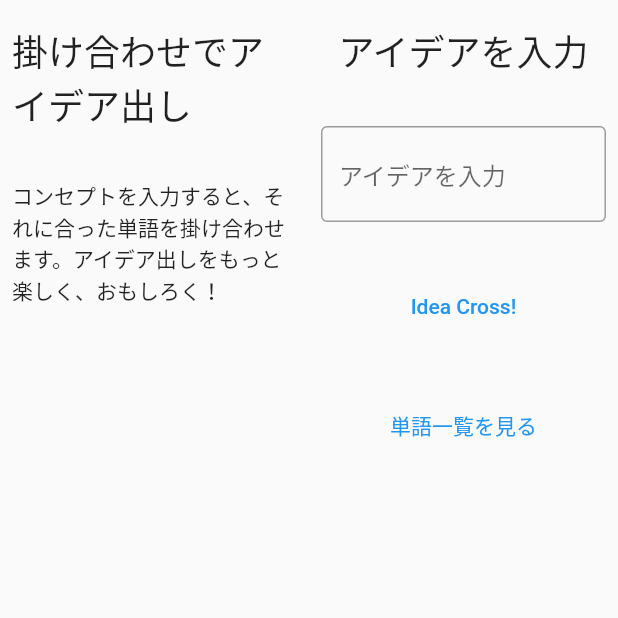
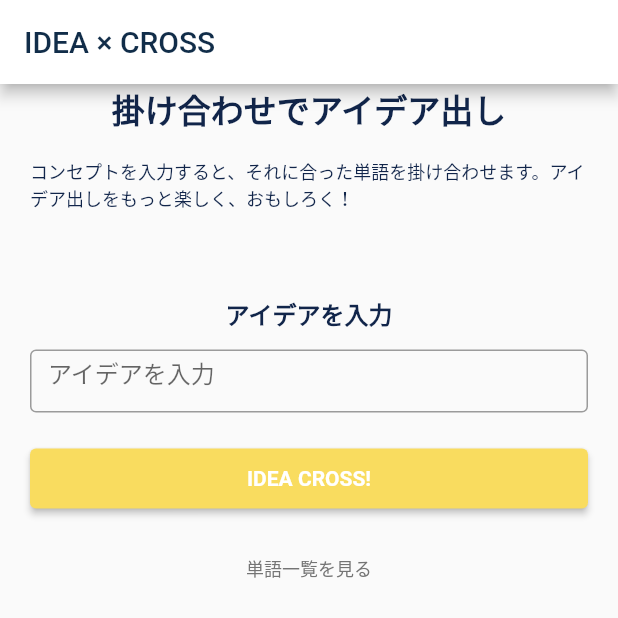
Before and after one commit to yuro241/idea-cross, a Flutter app: the screen it shows after launch, on a phone screen of 412 x 824 dp, the top half of it. Run offline on Flutter 3.47's test engine with Material 2 defaults, Android fonts, the phone set to English and light mode, and no system bars.

Commit message:
apply home screen design

```diff
--- a/lib/home/home_screen.dart
+++ b/lib/home/home_screen.dart
@@ -10,43 +10,64 @@ class HomeScreenState extends State<HomeScreen> {
   @override
   Widget build(BuildContext context) {
     return Scaffold(
-      body: Row(
-        children: [
-          Flexible(
-            child: Column(
+      appBar: AppBar(
+        backgroundColor: Color(0xFFFFFFFF),
+        title: Container(
+          child: Text(
+            'IDEA × CROSS',
+            style: TextStyle(
+              color: Color(0xFF112D49),
+            ),
+          ),
+        ),
+      ),
+      body: Column(
         children: [
           Padding(
-                  padding: EdgeInsets.symmetric(horizontal: 8, vertical: 16),
+            padding: EdgeInsets.symmetric(horizontal: 20),
             child: Text(
               '掛け合わせでアイデア出し',
-                    style: Theme.of(context).textTheme.headline5,
+              style: TextStyle(
+                fontSize: 22,
+                fontWeight: FontWeight.bold,
+                color: Color(0xFF11254A),
               ),
             ),
+          ),
+          SizedBox(
+            height: 16,
+          ),
           Padding(
-                  padding: EdgeInsets.symmetric(horizontal: 8, vertical: 16),
+            padding: EdgeInsets.symmetric(horizontal: 20),
             child: Text(
               'コンセプトを入力すると、それに合った単語を掛け合わせます。アイデア出しをもっと楽しく、おもしろく！',
-                    style: Theme.of(context).textTheme.bodyText1,
+              style: TextStyle(
+                fontSize: 12,
+                fontWeight: FontWeight.normal,
+                color: Color(0xFF11254A),
               ),
             ),
-              ],
+          ),
+          SizedBox(
+            height: 56,
+          ),
+          Padding(
+            padding: EdgeInsets.symmetric(horizontal: 20),
+            child: Text(
+              'アイデアを入力',
+              style: TextStyle(
+                fontSize: 16,
+                fontWeight: FontWeight.bold,
+                color: Color(0xFF11254A),
               ),
             ),
-          Flexible(
-            child: Column(
-              children: [
-                Padding(
-                  padding: EdgeInsets.symmetric(
-                    horizontal: 8,
-                    vertical: 16,
           ),
-                  child: Text(
-                    'アイデアを入力',
-                    style: Theme.of(context).textTheme.headline5,
+          SizedBox(
+            height: 12,
           ),
-                ),
-                Padding(
-                  padding: EdgeInsets.symmetric(horizontal: 8, vertical: 16),
+          Container(
+            child: Padding(
+              padding: EdgeInsets.symmetric(horizontal: 20),
               child: TextField(
                 decoration: InputDecoration(
                   border: OutlineInputBorder(),
@@ -54,13 +75,32 @@ class HomeScreenState extends State<HomeScreen> {
                 ),
               ),
             ),
-                Padding(
-                  padding: EdgeInsets.symmetric(horizontal: 8, vertical: 16),
-                  child: TextButton(
+            height: 42,
+          ),
+          SizedBox(
+            height: 24,
+          ),
+          Container(
+            height: 40,
+            width: MediaQuery.of(context).size.width,
+            child: Padding(
+              padding: EdgeInsets.symmetric(horizontal: 20),
+              child: ElevatedButton(
                 onPressed: () {
                   Navigator.pushNamed(context, '/result');
                 },
-                    child: Text('Idea Cross!'),
+                child: Text(
+                  'IDEA CROSS!',
+                  style: TextStyle(
+                    fontSize: 14,
+                    fontWeight: FontWeight.bold,
+                  ),
+                ),
+                style: ElevatedButton.styleFrom(
+                  primary: Color(0xFFF9DC5F),
+                  onPrimary: Colors.white,
+                ),
+              ),
             ),
           ),
           Padding(
@@ -69,10 +109,14 @@ class HomeScreenState extends State<HomeScreen> {
               onPressed: () {
                 print('on pressed 単語一覧を見る button');
               },
-                    child: Text('単語一覧を見る'),
+              child: Text(
+                '単語一覧を見る',
+                style: TextStyle(
+                  fontSize: 12,
+                  fontWeight: FontWeight.normal,
+                  color: Color(0xFF747474),
                 ),
               ),
-              ],
             ),
           ),
         ],
```
Lines whose indentation alone changed are shown as unchanged.
